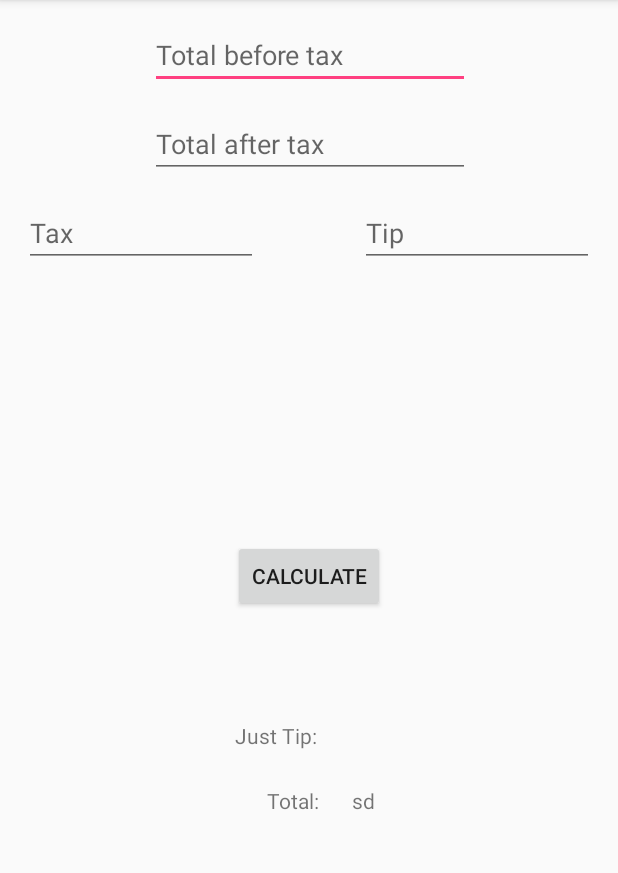
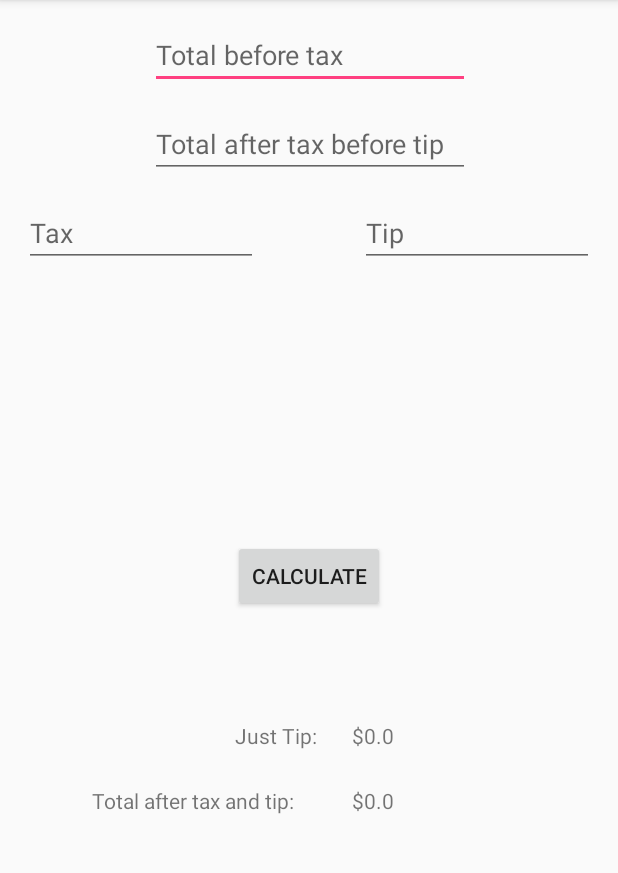
Before and after one commit to AndRicky/JustTheTip, an Android app: the screen it shows after launch (MainActivity), after a tap on "CALCULATE", on a phone screen of 412 x 824 dp, the part 84-957 px from its top. Run offline under Robolectric (Android 15) with nearby library versions, the phone set to English and light mode, and no system bars; 1 statement that could not run was skipped.

```diff
--- a/app/src/main/java/andricky/justthetip/MainActivity.java
+++ b/app/src/main/java/andricky/justthetip/MainActivity.java
@@ -1,8 +1,10 @@
 package andricky.justthetip;
 
+import android.content.Context;
 import android.support.v7.app.AppCompatActivity;
 import android.os.Bundle;
 import android.view.View;
+import android.view.inputmethod.InputMethodManager;
 import android.widget.EditText;
 import android.widget.TextView;
 
@@ -16,15 +18,47 @@ public class MainActivity extends AppCompatActivity {
 
     /** Called when the user taps the Send button */
     public void calculate(View view) {
+
+        //hides keyboard when button is pressed
+        InputMethodManager inputManager = (InputMethodManager)
+                getSystemService(Context.INPUT_METHOD_SERVICE);
+        inputManager.hideSoftInputFromWindow(getCurrentFocus().getWindowToken(),
+                InputMethodManager.HIDE_NOT_ALWAYS);
+
         EditText editText = (EditText) findViewById(R.id.editText);
-//        EditText editText2 = (EditText) findViewById(R.id.editText2);
-//        EditText editText3 = (EditText) findViewById(R.id.editText3);
-//        EditText editText4 = (EditText) findViewById(R.id.editText4);
+        EditText editText2 = (EditText) findViewById(R.id.editText2);
+        EditText editText3 = (EditText) findViewById(R.id.editText3);
+        EditText editText4 = (EditText) findViewById(R.id.editText4);
 
-        int totalbeforetax = editText.getText().length();
+        double totalbeforetax = getValue(editText);
+        double totalaftertax = getValue(editText2);
+        double tax = (getValue(editText3) / 100);
+        double tip = getValue(editText4) / 100;
 
-        TextView textView = (TextView) findViewById(R.id.textView3);
-        textView.setText("sd");
+        TextView total = (TextView) findViewById(R.id.textView3);
+        TextView justTip = (TextView) findViewById(R.id.textView4);
+
+        if (totalbeforetax == 0) {
+            total.setText("$" + (totalaftertax * (1 + tip)));
+            if (tax == 0) {
+                justTip.setText("$" + tip);
+            } else {
+                justTip.setText("$" + (((1 - tax) * totalaftertax) * tip));
+            }
+        } else {
+            total.setText("$" + (totalbeforetax * (1 + tax)));
+            justTip.setText("$" + (totalbeforetax * (1 + tip)));
+        }
+
 
     }
+
+    /** Returns the value of field if non empty, otherwise 0 */
+    public double getValue(EditText et) {
+        if (et.getText().length() == 0) {
+            return 0;
+        } else {
+            return Double.parseDouble(et.getText().toString());
+        }
+    }
 }
--- a/app/src/main/res/layout/activity_main.xml
+++ b/app/src/main/res/layout/activity_main.xml
@@ -7,13 +7,14 @@
     tools:context="andricky.justthetip.MainActivity">
 
 
-
     <EditText
         android:id="@+id/editText"
         android:layout_width="wrap_content"
         android:layout_height="43dp"
+        android:layout_marginEnd="16dp"
         android:layout_marginLeft="16dp"
         android:layout_marginRight="16dp"
+        android:layout_marginStart="16dp"
         android:layout_marginTop="16dp"
         android:ems="10"
         android:hint="@string/totalbeforetax"
@@ -21,9 +22,7 @@
         app:layout_constraintHorizontal_bias="0.504"
         app:layout_constraintLeft_toLeftOf="parent"
         app:layout_constraintRight_toRightOf="parent"
-        app:layout_constraintTop_toTopOf="parent"
-        android:layout_marginStart="16dp"
-        android:layout_marginEnd="16dp" />
+        app:layout_constraintTop_toTopOf="parent" />
 
     <EditText
         android:id="@+id/editText2"
@@ -82,7 +81,7 @@
         android:textAlignment="viewEnd"
         android:visibility="visible"
         app:layout_constraintBottom_toBottomOf="parent"
-        app:layout_constraintHorizontal_bias="0.468"
+        app:layout_constraintHorizontal_bias="0.183"
         app:layout_constraintLeft_toLeftOf="parent"
         app:layout_constraintRight_toRightOf="parent"
         app:layout_constraintTop_toTopOf="parent"
--- a/app/src/main/res/values/strings.xml
+++ b/app/src/main/res/values/strings.xml
@@ -1,10 +1,10 @@
 <resources>
     <string name="app_name">JustTheTip</string>
     <string name="totalbeforetax">Total before tax</string>
-    <string name="totalaftertax">Total after tax</string>
+    <string name="totalaftertax">Total after tax before tip</string>
     <string name="tax">Tax</string>
     <string name="tip">Tip</string>
-    <string name="total">Total:</string>
+    <string name="total">Total after tax and tip:</string>
     <string name="justtip">Just Tip:</string>
     <string name="calculatebutton">Calculate</string>
 </resources>
--- a/build.gradle
+++ b/build.gradle
@@ -5,7 +5,7 @@ buildscript {
         jcenter()
     }
     dependencies {
-        classpath 'com.android.tools.build:gradle:2.3.2'
+        classpath 'com.android.tools.build:gradle:2.3.3'
 
         // NOTE: Do not place your application dependencies here; they belong
         // in the individual module build.gradle files
```
